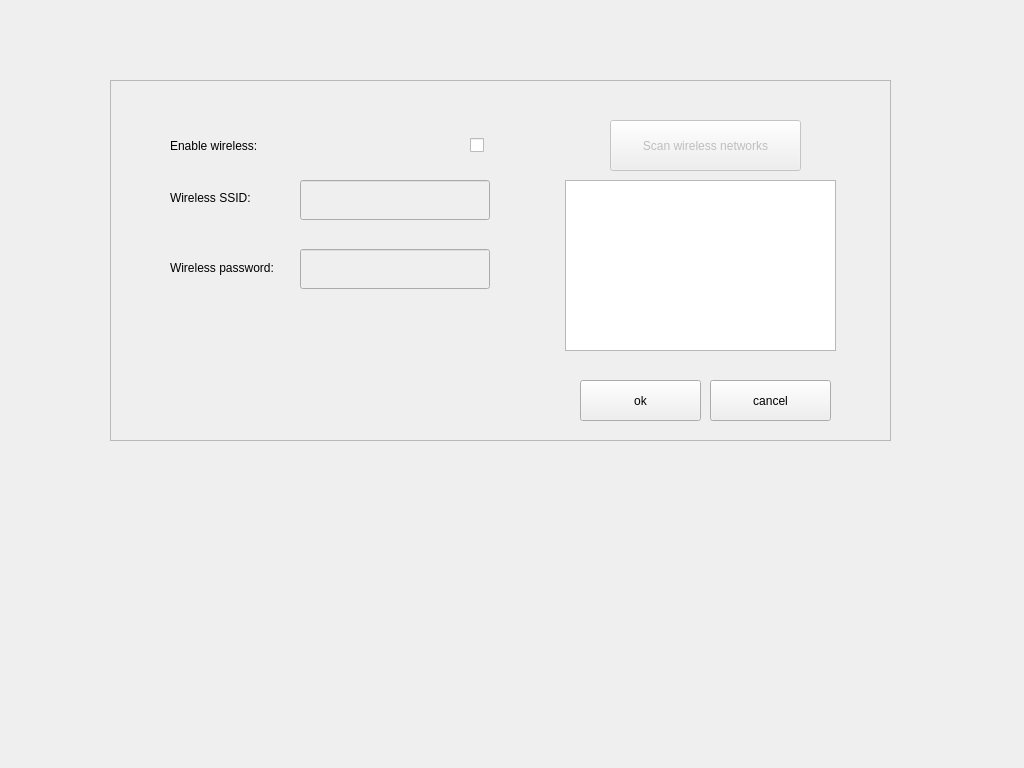
This is modbus-app/ui/WifiSettings.ui in matus-u/sz-modbus as Qt 5 draws it before an edit. The edited form follows.
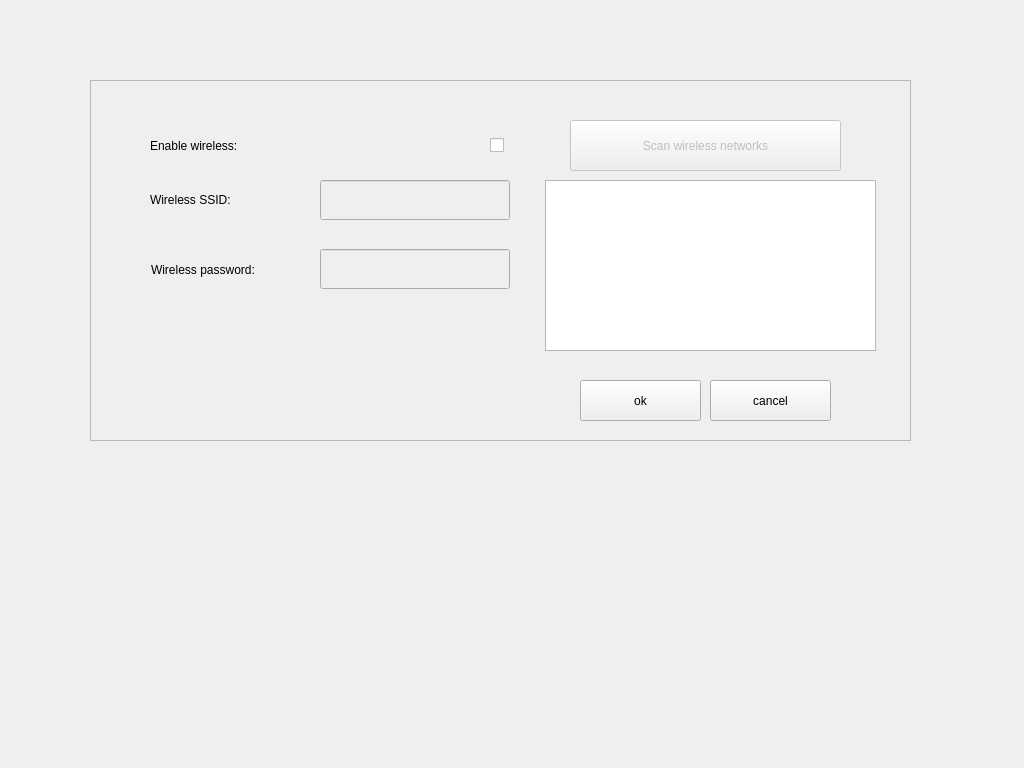
This is the edited form.

The edit to the form file:
```diff
--- a/modbus-app/ui/WifiSettings.ui
+++ b/modbus-app/ui/WifiSettings.ui
@@ -16,9 +16,9 @@
   <widget class="QFrame" name="frame">
    <property name="geometry">
     <rect>
-     <x>110</x>
+     <x>90</x>
      <y>80</y>
-     <width>781</width>
+     <width>821</width>
      <height>361</height>
     </rect>
    </property>
@@ -34,10 +34,10 @@
    <widget class="QLabel" name="label_2">
     <property name="geometry">
      <rect>
-      <x>60</x>
+      <x>61</x>
       <y>180</y>
-      <width>112</width>
-      <height>16</height>
+      <width>151</width>
+      <height>20</height>
      </rect>
     </property>
     <property name="text">
@@ -50,7 +50,7 @@
     </property>
     <property name="geometry">
      <rect>
-      <x>190</x>
+      <x>230</x>
       <y>100</y>
       <width>190</width>
       <height>40</height>
@@ -69,9 +69,9 @@
     </property>
     <property name="geometry">
      <rect>
-      <x>500</x>
+      <x>480</x>
       <y>40</y>
-      <width>191</width>
+      <width>271</width>
       <height>51</height>
      </rect>
     </property>
@@ -81,6 +81,11 @@
       <verstretch>0</verstretch>
      </sizepolicy>
     </property>
+    <property name="font">
+     <font>
+      <pointsize>9</pointsize>
+     </font>
+    </property>
     <property name="text">
      <string>Scan wireless networks</string>
     </property>
@@ -93,7 +98,7 @@
      <rect>
       <x>60</x>
       <y>55</y>
-      <width>141</width>
+      <width>151</width>
       <height>21</height>
      </rect>
     </property>
@@ -104,7 +109,7 @@
    <widget class="QPushButton" name="okButton">
     <property name="geometry">
      <rect>
-      <x>470</x>
+      <x>490</x>
       <y>300</y>
       <width>121</width>
       <height>41</height>
@@ -120,7 +125,7 @@
    <widget class="QPushButton" name="cancelButton">
     <property name="geometry">
      <rect>
-      <x>600</x>
+      <x>620</x>
       <y>300</y>
       <width>121</width>
       <height>41</height>
@@ -138,7 +143,7 @@
      <rect>
       <x>455</x>
       <y>100</y>
-      <width>271</width>
+      <width>331</width>
       <height>171</height>
      </rect>
     </property>
@@ -168,7 +173,7 @@
    <widget class="QCheckBox" name="wifiEnabledCheckBox">
     <property name="geometry">
      <rect>
-      <x>360</x>
+      <x>400</x>
       <y>50</y>
       <width>31</width>
       <height>31</height>
@@ -192,8 +197,8 @@
      <rect>
       <x>60</x>
       <y>110</y>
-      <width>101</width>
-      <height>16</height>
+      <width>141</width>
+      <height>20</height>
      </rect>
     </property>
     <property name="text">
@@ -206,7 +211,7 @@
     </property>
     <property name="geometry">
      <rect>
-      <x>190</x>
+      <x>230</x>
       <y>169</y>
       <width>190</width>
       <height>40</height>
```
